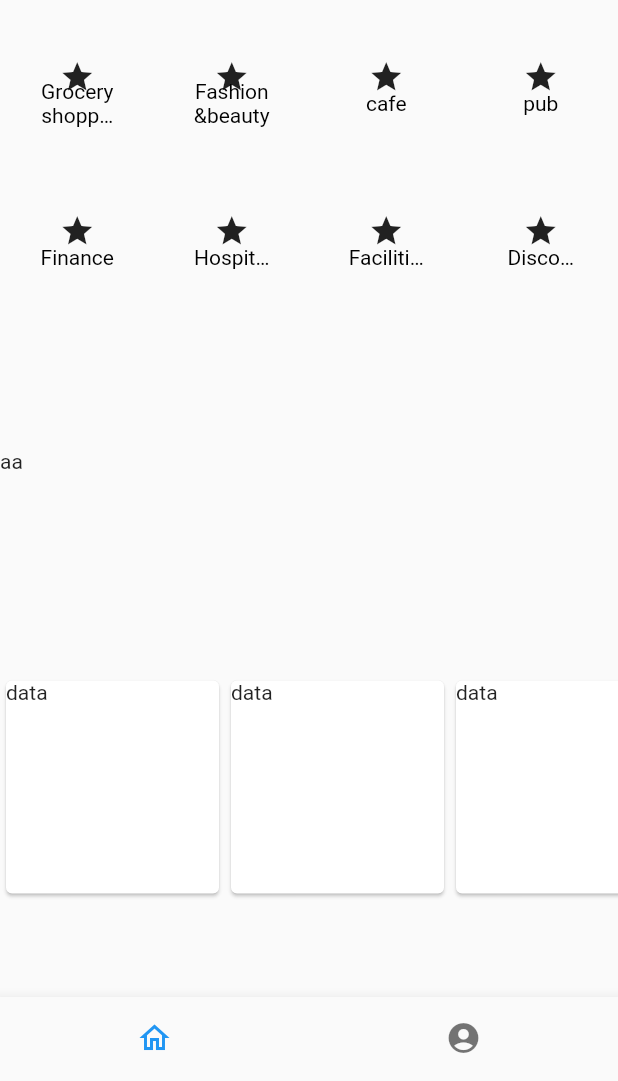
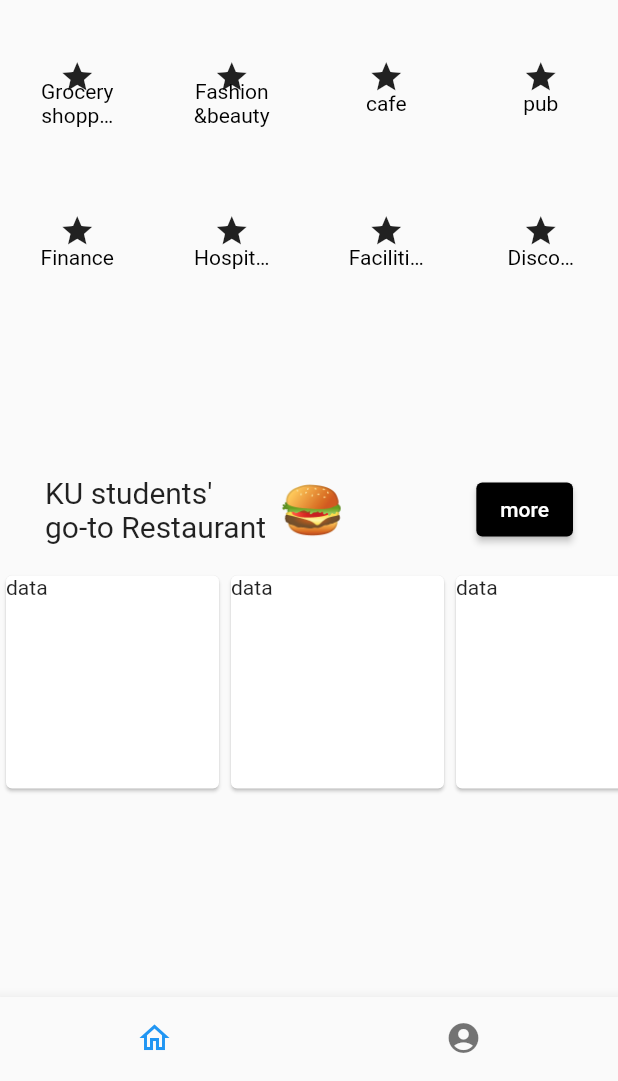
Before and after one commit to chachacha12/Anyone_project, a Flutter app: the screen it shows after launch, tab 2 chosen, on a phone screen of 412 x 824 dp, the part 155-1236 px from its top. Run offline on Flutter 3.47's test engine with Material 2 defaults, Android fonts, the phone set to English and light mode, and no system bars.

Commit message:
around-campus UI settings

```diff
--- a/lib/aroundcampus.dart
+++ b/lib/aroundcampus.dart
@@ -26,9 +26,10 @@ class _AroundCampusState extends State<AroundCampus> {
                       color: Colors.transparent,
                       margin: EdgeInsets.all(10.0),
                       child: GridTile(
-                        child:  Icon(Icons.star),
+                        child: Icon(Icons.star),
                         footer: GridTileBar(
-                          title: Text('Grocery'"\n"'shopping',textAlign: TextAlign.center, style: TextStyle(
+                          title: Text('Grocery'"\n"'shopping',
+                              textAlign: TextAlign.center, style: TextStyle(
                                   color: Colors.black
                               )),
                         ),
@@ -38,9 +39,10 @@ class _AroundCampusState extends State<AroundCampus> {
                       color: Colors.transparent,
                       margin: EdgeInsets.all(10.0),
                       child: GridTile(
-                        child:  Icon(Icons.star),
+                        child: Icon(Icons.star),
                         footer: GridTileBar(
-                          title: Text('Fashion'"\n"'&beauty',textAlign: TextAlign.center, style: TextStyle(
+                          title: Text('Fashion'"\n"'&beauty',
+                              textAlign: TextAlign.center, style: TextStyle(
                                   color: Colors.black
                               )),
                         ),
@@ -50,9 +52,10 @@ class _AroundCampusState extends State<AroundCampus> {
                       color: Colors.transparent,
                       margin: EdgeInsets.all(10.0),
                       child: GridTile(
-                        child:  Icon(Icons.star),
+                        child: Icon(Icons.star),
                         footer: GridTileBar(
-                          title: Text('cafe',textAlign: TextAlign.center, style: TextStyle(
+                          title: Text('cafe', textAlign: TextAlign.center,
+                              style: TextStyle(
                                   color: Colors.black
                               )),
                         ),
@@ -62,9 +65,10 @@ class _AroundCampusState extends State<AroundCampus> {
                       color: Colors.transparent,
                       margin: EdgeInsets.all(10.0),
                       child: GridTile(
-                        child:  Icon(Icons.star),
+                        child: Icon(Icons.star),
                         footer: GridTileBar(
-                          title: Text('pub',textAlign: TextAlign.center, style: TextStyle(
+                          title: Text('pub', textAlign: TextAlign.center,
+                              style: TextStyle(
                                   color: Colors.black
                               )),
                         ),
@@ -74,9 +78,10 @@ class _AroundCampusState extends State<AroundCampus> {
                       color: Colors.transparent,
                       margin: EdgeInsets.all(10.0),
                       child: GridTile(
-                        child:  Icon(Icons.star),
+                        child: Icon(Icons.star),
                         footer: GridTileBar(
-                          title: Text('Finance',textAlign: TextAlign.center, style: TextStyle(
+                          title: Text('Finance', textAlign: TextAlign.center,
+                              style: TextStyle(
                                   color: Colors.black
                               )),
                         ),
@@ -86,9 +91,10 @@ class _AroundCampusState extends State<AroundCampus> {
                       color: Colors.transparent,
                       margin: EdgeInsets.all(10.0),
                       child: GridTile(
-                        child:  Icon(Icons.star),
+                        child: Icon(Icons.star),
                         footer: GridTileBar(
-                          title: Text('Hospital',textAlign: TextAlign.center, style: TextStyle(
+                          title: Text('Hospital', textAlign: TextAlign.center,
+                              style: TextStyle(
                                   color: Colors.black
                               )),
                         ),
@@ -98,9 +104,10 @@ class _AroundCampusState extends State<AroundCampus> {
                       color: Colors.transparent,
                       margin: EdgeInsets.all(10.0),
                       child: GridTile(
-                        child:  Icon(Icons.star),
+                        child: Icon(Icons.star),
                         footer: GridTileBar(
-                          title: Text('Facilities',textAlign: TextAlign.center, style: TextStyle(
+                          title: Text('Facilities', textAlign: TextAlign.center,
+                              style: TextStyle(
                                   color: Colors.black
                               )),
                         ),
@@ -110,9 +117,10 @@ class _AroundCampusState extends State<AroundCampus> {
                       color: Colors.transparent,
                       margin: EdgeInsets.all(10.0),
                       child: GridTile(
-                        child:  Icon(Icons.star),
+                        child: Icon(Icons.star),
                         footer: GridTileBar(
-                          title: Text('Discount',textAlign: TextAlign.center, style: TextStyle(
+                          title: Text('Discount', textAlign: TextAlign.center,
+                              style: TextStyle(
                                   color: Colors.black
                               )),
                         ),
@@ -125,8 +133,33 @@ class _AroundCampusState extends State<AroundCampus> {
 
             SliverToBoxAdapter(
               child: Container(
-                height: 150.0,
-                child: Text('aa')
+                  height: 80.0,
+                  child: Container(
+                    margin: EdgeInsets.fromLTRB(30, 0, 0, 0),
+                    child: Row(
+                      children: [
+                        Text('KU students'"'"''"\n"'go-to Restaurant',
+                            style: TextStyle(fontSize: 20)),
+                        Text(' 🍔', style: TextStyle(fontSize: 35)),
+                        Expanded(child: Container(
+                          margin: EdgeInsets.fromLTRB(0, 0, 30, 0),
+                          child: Row(
+                            mainAxisAlignment: MainAxisAlignment.end,
+                            children: [
+                              ElevatedButton(onPressed: () {
+
+                              }, child: Text('more'),
+                                style: ElevatedButton.styleFrom(
+                                    primary: Colors.black,
+                                    onPrimary: Colors.white),
+                              ),
+                            ],
+                          ),
+                        ))
+
+                      ],
+                    ),
+                  )
               ),
             ),
 
```
Lines whose indentation alone changed are shown as unchanged.
